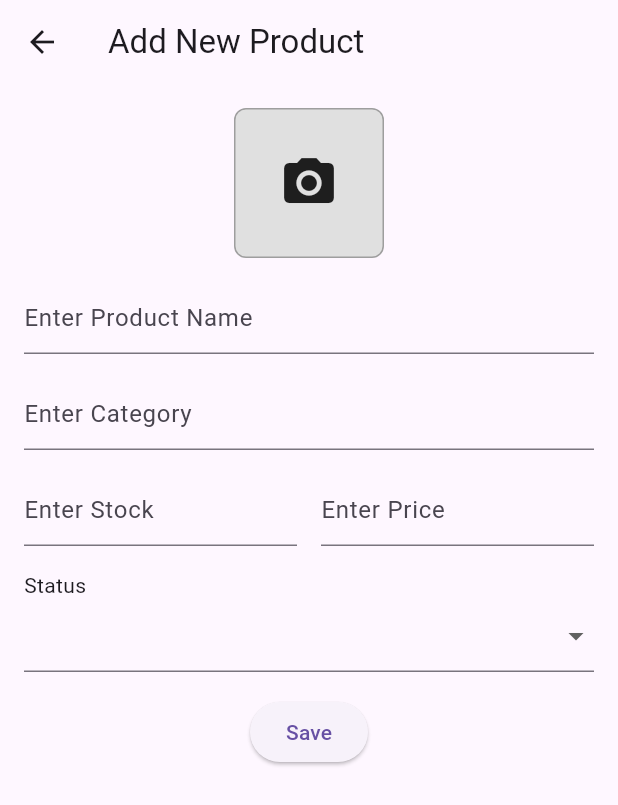
After one commit to albertomarkallen/OneSync, a Flutter app: the AddProductScreen screen opened by its route, on a phone screen of 412 x 824 dp. The commit adds this screen. Shown: the top 805 px of the screen. Run offline on Flutter 3.47's test engine with Material 3 defaults, Android fonts, the phone set to English and light mode, and no system bars; missing offline and left inert: flutter_routing; statements that could not run were skipped.

Commit message:
[Feature][Ivaniel] - Add Product Page

```diff
--- a/lib/navigation.dart
+++ b/lib/navigation.dart
@@ -1,5 +1,6 @@
 import 'package:flutter/material.dart';
-import 'package:onesync/screens/homescreen.dart';
+import 'package:onesync/screens/home_screen.dart';
+import 'package:onesync/screens/menu_screen.dart';
 
 class Navigation extends StatefulWidget {
   const Navigation({super.key});
@@ -28,6 +29,11 @@ class _NavigationState extends State<Navigation> {
     if (index == 0) {
       Navigator.of(context).pushReplacement(
         MaterialPageRoute(builder: (context) => HomeScreen()),
+      );
+    }
+    if (index == 1) {
+      Navigator.of(context).pushReplacement(
+        MaterialPageRoute(builder: (context) => MenuScreen()),
       );
     }
     // Implement similar navigation for other screens as needed
--- /dev/null
+++ b/lib/screens/addproduct_screen.dart
@@ -0,0 +1,115 @@
+import 'package:flutter/material.dart';
+
+class AddProductScreen extends StatefulWidget {
+  const AddProductScreen({Key? key}) : super(key: key);
+
+  @override
+  _AddProductScreenState createState() => _AddProductScreenState();
+}
+
+class _AddProductScreenState extends State<AddProductScreen> {
+  // Variables to store product data
+  String? productName;
+  String? category;
+  double? price;
+  int? stock;
+  String? selectedStatus;
+
+  @override
+  Widget build(BuildContext context) {
+    return Scaffold(
+      appBar: AppBar(
+        title: const Text('Add New Product'),
+      ),
+      body: SingleChildScrollView(
+        padding: const EdgeInsets.all(16.0),
+        child: Column(
+          crossAxisAlignment: CrossAxisAlignment.start,
+          children: [
+            // Product Image Section
+            Center(
+              child: Container(
+                width: 100,
+                height: 100,
+                decoration: BoxDecoration(
+                  color: Colors.grey[300],
+                  border: Border.all(color: Colors.grey),
+                  borderRadius: BorderRadius.circular(8),
+                ),
+                child: const Center(
+                  child: Icon(Icons.photo_camera, size: 40),
+                ),
+              ),
+            ),
+            const SizedBox(height: 16.0),
+
+            // Product Details Section
+            TextField(
+              decoration: const InputDecoration(hintText: 'Enter Product Name'),
+              onChanged: (value) => setState(() => productName = value),
+            ),
+            const SizedBox(height: 16.0),
+
+            TextField(
+              decoration: const InputDecoration(hintText: 'Enter Category'),
+              onChanged: (value) => setState(() => category = value),
+            ),
+            const SizedBox(height: 16.0),
+
+            Row(
+              mainAxisAlignment: MainAxisAlignment.spaceBetween,
+              children: [
+                Expanded(
+                  child: TextField(
+                    decoration: const InputDecoration(hintText: 'Enter Stock'),
+                    keyboardType: TextInputType.number,
+                    onChanged: (value) =>
+                        setState(() => stock = int.tryParse(value)),
+                  ),
+                ),
+                const SizedBox(width: 16.0),
+                Expanded(
+                  child: TextField(
+                    decoration: const InputDecoration(hintText: 'Enter Price'),
+                    keyboardType: TextInputType.number,
+                    onChanged: (value) =>
+                        setState(() => price = double.tryParse(value)),
+                  ),
+                ),
+              ],
+            ),
+            const SizedBox(height: 16.0),
+
+            const Text('Status'),
+            DropdownButtonFormField<String>(
+              value: selectedStatus,
+              items: const [
+                DropdownMenuItem<String>(
+                    value: 'Available', child: Text('Available')),
+                DropdownMenuItem<String>(
+                    value: 'Unavailable', child: Text('Unavailable')),
+              ],
+              onChanged: (String? newValue) {
+                setState(() {
+                  selectedStatus = newValue;
+                });
+              },
+            ),
+            const SizedBox(height: 16.0),
+
+            Center(
+              child: ElevatedButton(
+                onPressed: () {
+                  // Note: No image logic is implemented here
+                  print(
+                      'Saving Product: Name: $productName, Category: $category, Price: $price, Stock: $stock, Status: $selectedStatus');
+                },
+                child: const Text('Save'),
+              ),
+            ),
+          ],
+        ),
+      ),
+    );
+  }
+}
```
